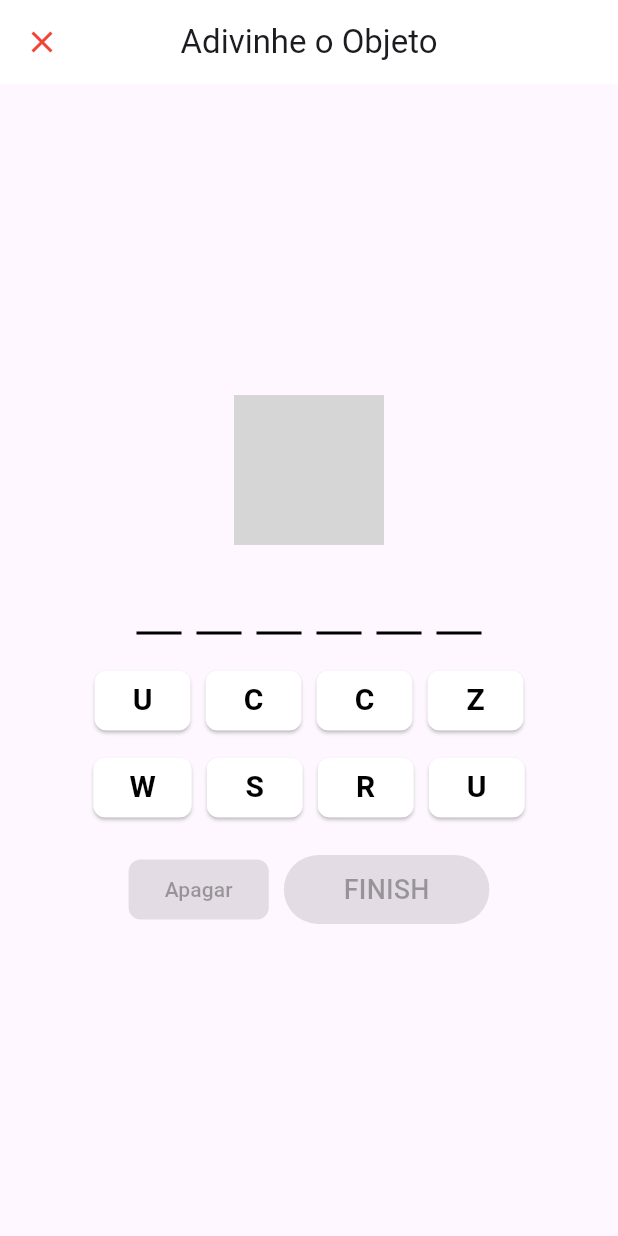
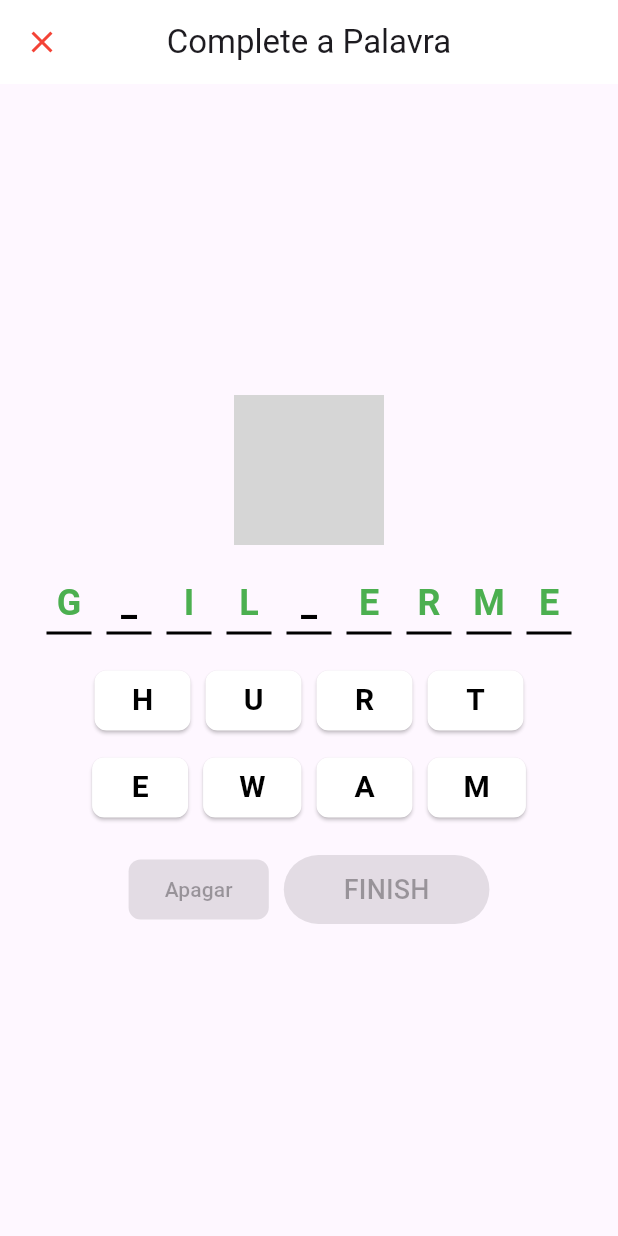
Before and after one commit to Guilherme-devcode/EchoPlay, a Flutter app: the NameInputScreen screen opened directly, after a tap on "Vamos Jogar!", on a phone screen of 412 x 824 dp. Run offline on Flutter 3.47's test engine with Material 3 defaults, Android fonts, the light colour scheme and no system bars; our stand-ins replace flutter_tts; grey boxes are pictures that could not be loaded.

Commit message:
CHORE: Criando minigame de completar palavras

```diff
--- a/lib/pages/group-identification-game-screen/group-identification-game.dart
+++ b/lib/pages/group-identification-game-screen/group-identification-game.dart
@@ -1,4 +1,4 @@
-// ignore_for_file: library_private_types_in_public_api
+// ignore_for_file: library_private_types_in_public_api, file_names
 
 import 'package:flutter/material.dart';
 
--- a/lib/pages/name-input-screen/name-screen.dart
+++ b/lib/pages/name-input-screen/name-screen.dart
@@ -1,7 +1,7 @@
 // ignore_for_file: file_names, library_private_types_in_public_api
 
-import 'package:echoplay/pages/name-game-screen/name-game.dart';
 import 'package:echoplay/pages/welcome-screen/welcome.dart';
+import 'package:echoplay/pages/word-complete/word-completion-game.dart';
 import 'package:flutter/material.dart';
 
 class NameInputScreen extends StatefulWidget {
@@ -102,7 +102,8 @@ class _NameInputScreenState extends State<NameInputScreen> {
                       Navigator.push(
                         context,
                         MaterialPageRoute(
-                            builder: (context) => const NameGameScreen()),
+                            builder: (context) =>
+                                const WordCompletionGameScreen()),
                       );
                     },
                     style: ElevatedButton.styleFrom(
--- /dev/null
+++ b/lib/pages/word-complete/word-completion-game.dart
@@ -0,0 +1,267 @@
+// ignore_for_file: library_private_types_in_public_api, file_names
+
+import 'dart:math';
+
+import 'package:flutter/material.dart';
+
+class WordCompletionGameScreen extends StatefulWidget {
+  const WordCompletionGameScreen({super.key});
+
+  @override
+  _WordCompletionGameScreenState createState() =>
+      _WordCompletionGameScreenState();
+}
+
+class _WordCompletionGameScreenState extends State<WordCompletionGameScreen> {
+  final String correctAnswer = "GUILHERME"; // Palavra correta
+  List<String> selectedLetters = [];
+  List<String> keyboardLetters = [];
+  List<int> missingLetterIndices = [];
+
+  @override
+  void initState() {
+    super.initState();
+    // Definir os índices das letras que estarão faltando
+    missingLetterIndices = [
+      1,
+      4
+    ]; // Especifique os índices das letras faltantes
+    keyboardLetters = generateKeyboardLetters();
+  }
+
+  // Gera letras para o teclado, incluindo as letras da palavra correta
+  List<String> generateKeyboardLetters() {
+    List<String> keyboard = [];
+    for (var index in missingLetterIndices) {
+      keyboard.add(correctAnswer[index]); // Apenas letras faltantes no teclado
+    }
+    Random random = Random();
+    while (keyboard.length < 8) {
+      // Gera letras extras até ter 8 no total
+      String randomLetter = String.fromCharCode(65 + random.nextInt(26));
+      if (!keyboard.contains(randomLetter)) {
+        keyboard.add(randomLetter);
+      }
+    }
+    keyboard.shuffle();
+    return keyboard;
+  }
+
+  // Adiciona uma letra selecionada pelo usuário
+  void onLetterPressed(String letter) {
+    setState(() {
+      if (selectedLetters.length < missingLetterIndices.length) {
+        selectedLetters.add(letter);
+      }
+    });
+  }
+
+  // Remove a última letra selecionada
+  void onDeletePressed() {
+    setState(() {
+      if (selectedLetters.isNotEmpty) {
+        selectedLetters.removeLast();
+      }
+    });
+  }
+
+  // Verifica se a palavra formada está correta
+  void onFinishPressed() {
+    bool isCorrect = true;
+    for (int i = 0; i < missingLetterIndices.length; i++) {
+      if (selectedLetters[i] != correctAnswer[missingLetterIndices[i]]) {
+        isCorrect = false;
+        break;
+      }
+    }
+
+    showDialog(
+      context: context,
+      builder: (context) => AlertDialog(
+        title: Text(isCorrect ? "Correto!" : "Tente novamente"),
+        content: Text(isCorrect
+            ? "Parabéns! Você completou a palavra corretamente."
+            : "A resposta está incorreta. Tente novamente."),
+        actions: [
+          TextButton(
+            onPressed: () => Navigator.of(context).pop(),
+            child: const Text("OK"),
+          ),
+        ],
+      ),
+    );
+
+    if (isCorrect) {
+      setState(() {
+        selectedLetters.clear();
+        keyboardLetters = generateKeyboardLetters();
+      });
+    }
+  }
+
+  @override
+  Widget build(BuildContext context) {
+    // Dividir o teclado em duas linhas para exibição
+    List<String> topRow = keyboardLetters.sublist(0, 4);
+    List<String> bottomRow = keyboardLetters.sublist(4);
+
+    return Scaffold(
+      appBar: AppBar(
+        title: const Text("Complete a Palavra"),
+        centerTitle: true,
+        backgroundColor: Colors.white,
+        elevation: 0,
+        leading: IconButton(
+          icon: const Icon(Icons.close, color: Colors.red),
+          onPressed: () {},
+        ),
+      ),
+      body: Center(
+        child: Column(
+          mainAxisAlignment: MainAxisAlignment.center,
+          children: [
+            Image.asset(
+              'assets/img/apple.png', // Substitua pela imagem correspondente
+              width: 100,
+              height: 100,
+              errorBuilder: (context, error, stackTrace) => const Icon(
+                Icons.error,
+                size: 100,
+                color: Colors.black,
+              ),
+            ),
+            const SizedBox(height: 20),
+            // Exibe os espaços para as letras da palavra, com letras faltando
+            Row(
+              mainAxisAlignment: MainAxisAlignment.center,
+              children: List.generate(
+                correctAnswer.length,
+                (index) {
+                  bool isMissing = missingLetterIndices.contains(index);
+                  return Container(
+                    width: 30,
+                    height: 40,
+                    margin: const EdgeInsets.symmetric(horizontal: 5),
+                    decoration: const BoxDecoration(
+                      border: Border(bottom: BorderSide(width: 2)),
+                    ),
+                    alignment: Alignment.center,
+                    child: Text(
+                      isMissing
+                          ? (missingLetterIndices.indexOf(index) <
+                                  selectedLetters.length
+                              ? selectedLetters[
+                                  missingLetterIndices.indexOf(index)]
+                              : "_")
+                          : correctAnswer[index],
+                      style: TextStyle(
+                        fontSize: 24,
+                        fontWeight: FontWeight.bold,
+                        color: isMissing ? Colors.black : Colors.green,
+                      ),
+                    ),
+                  );
+                },
+              ),
+            ),
+            const SizedBox(height: 20),
+            // Exibe o teclado dividido em duas linhas
+            Column(
+              children: [
+                Row(
+                  mainAxisAlignment: MainAxisAlignment.center,
+                  children: topRow.map((letter) {
+                    return Padding(
+                      padding: const EdgeInsets.symmetric(horizontal: 5),
+                      child: ElevatedButton(
+                        onPressed:
+                            selectedLetters.length < missingLetterIndices.length
+                                ? () => onLetterPressed(letter)
+                                : null,
+                        style: ElevatedButton.styleFrom(
+                          backgroundColor: Colors.white,
+                          foregroundColor: Colors.black,
+                          shape: RoundedRectangleBorder(
+                            borderRadius: BorderRadius.circular(8),
+                          ),
+                        ),
+                        child: Text(
+                          letter,
+                          style: const TextStyle(
+                              fontSize: 20, fontWeight: FontWeight.bold),
+                        ),
+                      ),
+                    );
+                  }).toList(),
+                ),
+                const SizedBox(height: 10),
+                Row(
+                  mainAxisAlignment: MainAxisAlignment.center,
+                  children: bottomRow.map((letter) {
+                    return Padding(
+                      padding: const EdgeInsets.symmetric(horizontal: 5),
+                      child: ElevatedButton(
+                        onPressed:
+                            selectedLetters.length < missingLetterIndices.length
+                                ? () => onLetterPressed(letter)
+                                : null,
+                        style: ElevatedButton.styleFrom(
+                          backgroundColor: Colors.white,
+                          foregroundColor: Colors.black,
+                          shape: RoundedRectangleBorder(
+                            borderRadius: BorderRadius.circular(8),
+                          ),
+                        ),
+                        child: Text(
+                          letter,
+                          style: const TextStyle(
+                              fontSize: 20, fontWeight: FontWeight.bold),
+                        ),
+                      ),
+                    );
+                  }).toList(),
+                ),
+              ],
+            ),
+            const SizedBox(height: 20),
+            // Botões de controle (Apagar e Finalizar)
+            Row(
+              mainAxisAlignment: MainAxisAlignment.center,
+              children: [
+                ElevatedButton(
+                  onPressed:
+                      selectedLetters.isNotEmpty ? onDeletePressed : null,
+                  style: ElevatedButton.styleFrom(
+                    backgroundColor: Colors.grey[300],
+                    foregroundColor: Colors.black,
+                    shape: RoundedRectangleBorder(
+                      borderRadius: BorderRadius.circular(8),
+                    ),
+                  ),
+                  child: const Text("Apagar"),
+                ),
+                const SizedBox(width: 10),
+                ElevatedButton(
+                  onPressed:
+                      selectedLetters.length == missingLetterIndices.length
+                          ? onFinishPressed
+                          : null,
+                  style: ElevatedButton.styleFrom(
+                    backgroundColor: Colors.yellow[700],
+                    foregroundColor: Colors.white,
+                    shape: RoundedRectangleBorder(
+                      borderRadius: BorderRadius.circular(30),
+                    ),
+                    padding: const EdgeInsets.symmetric(
+                        vertical: 10, horizontal: 40),
+                  ),
+                  child: const Text("FINISH", style: TextStyle(fontSize: 18)),
+                ),
+              ],
+            ),
+          ],
+        ),
+      ),
+    );
+  }
+}
```
